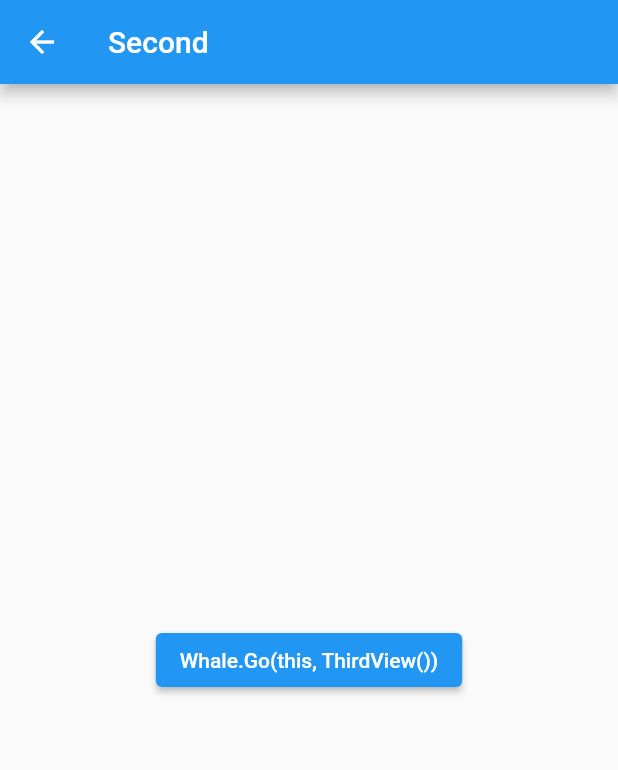
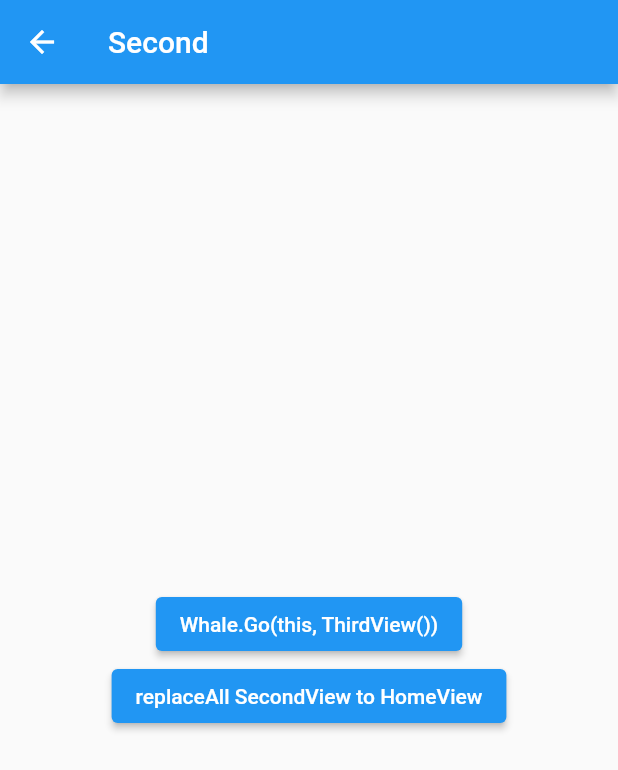
Before and after one commit to bebe0612/whale, a Flutter app: the HomeView screen opened directly, after a tap on "Whale.Go(this, SecondView());", on a phone screen of 412 x 824 dp. Shown: the top 770 px of the screen. Run offline on Flutter 3.47's test engine with Material 2 defaults, Android fonts, the phone set to English and light mode, and no system bars.

Commit message:
test : Add test about replaceAll with no firstpage animation

```diff
--- a/example/lib/views/home_view.dart
+++ b/example/lib/views/home_view.dart
@@ -54,6 +54,11 @@ class HomeView extends StatelessWidget {
                 },
                 child: const Text(
                     "Whale.goAll(from:this, [SecondView(),ThirdView()]);")),
+            ElevatedButton(
+                onPressed: () {
+                  Whale.replaceAll(views: [SecondView()]);
+                },
+                child: const Text("replaceAll HomeView to SecondView")),
           ],
         ),
       ),
--- a/example/lib/views/second_view.dart
+++ b/example/lib/views/second_view.dart
@@ -1,3 +1,4 @@
+import 'package:example/views/home_view.dart';
 import 'package:example/views/third_view.dart';
 import 'package:flutter/material.dart';
 import 'package:whale/whale.dart';
@@ -25,6 +26,11 @@ class SecondView extends StatelessWidget {
                   Whale.goByWidget(from: this, to: ThirdView());
                 },
                 child: const Text("Whale.Go(this, ThirdView())")),
+            ElevatedButton(
+                onPressed: () {
+                  Whale.replaceAll(views: [HomeView()]);
+                },
+                child: const Text("replaceAll SecondView to HomeView")),
           ],
         ),
       ),
```
